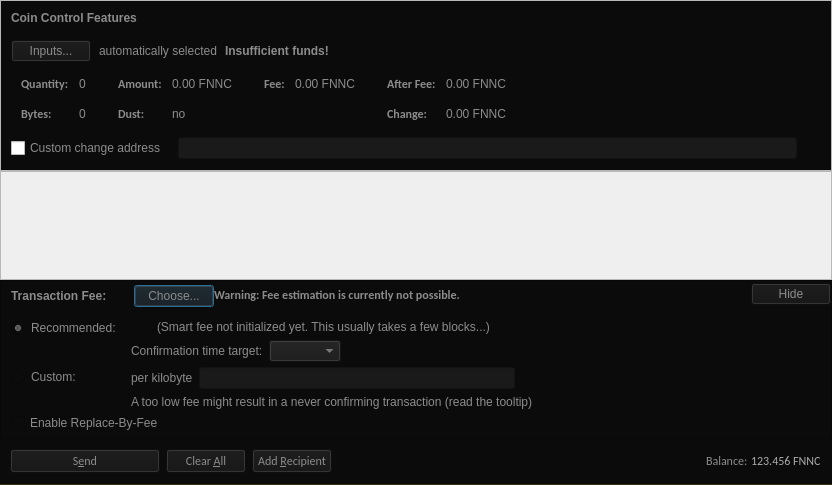
Before: the Qt Designer form fennec/qt/forms/sendcoinsdialog.ui in FennecBlockchain/Fennec, drawn with Qt 5.
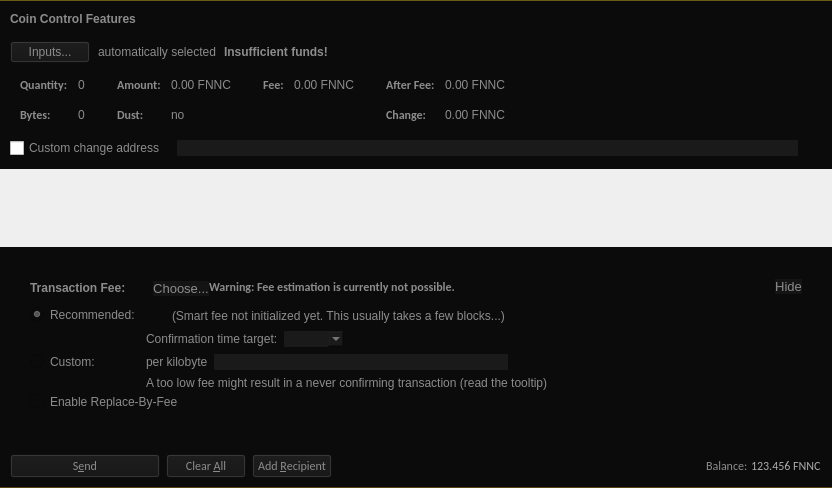
After: the same form once the commit is applied. Icons and pictures are not drawn. Custom widgets are drawn as their Qt base class.

Commit message: send & receive page changes + fix on first launch frame size

What changed in the file:
```diff
--- a/fennec/qt/forms/sendcoinsdialog.ui
+++ b/fennec/qt/forms/sendcoinsdialog.ui
@@ -10,7 +10,7 @@
     <x>0</x>
     <y>0</y>
     <width>832</width>
-    <height>485</height>
+    <height>488</height>
    </rect>
   </property>
   <property name="font">
@@ -22,7 +22,7 @@
    <string>Send Coins</string>
   </property>
   <property name="styleSheet">
-   <string notr="true">QDialog { border-bottom: 1.4px solid #414141; border-top: 1.4px solid #0A0A0A; border-bottom-color: qlineargradient(x1:0, y1:0, x2:0, y2:0.8, stop: 0 rgba(255,212,39,0.5), stop: 1 rgba(10,10,10,1.0)); border-top-color: qlineargradient(x1:0, y1:1, x2:0, y2:0, stop: 0 rgba(255,212,39,0.5), stop: 1 rgba(10,10,10,1.0)); background-color:#0B0B0B;  } 
+   <string notr="true">QDialog { border-bottom: 1.4px solid; border-top: 1.4px solid; border-bottom-color: qlineargradient(x1:0, y1:0, x2:0, y2:0.8, stop: 0 rgba(255,212,39,0.8), stop: 1 rgba(10,10,10,1.0)); border-top-color: qlineargradient(x1:0, y1:1, x2:0, y2:0, stop: 0 rgba(255,212,39,0.8), stop: 1 rgba(10,10,10,1.0)); background-color:#0B0B0B; color: rgb(140, 140, 140);  } 
 </string>
   </property>
   <layout class="QVBoxLayout" name="verticalLayout" stretch="0,1,0,0">
@@ -36,13 +36,13 @@
     <number>0</number>
    </property>
    <property name="topMargin">
-    <number>0</number>
+    <number>2</number>
    </property>
    <property name="rightMargin">
     <number>0</number>
    </property>
    <property name="bottomMargin">
-    <number>2</number>
+    <number>0</number>
    </property>
    <item>
     <widget class="QFrame" name="frameCoinControl">
@@ -59,7 +59,8 @@
       </size>
      </property>
      <property name="styleSheet">
-      <string notr="true"/>
+      <string notr="true">QFrame { border: 0; }
+      </string>
      </property>
      <property name="frameShape">
       <enum>QFrame::StyledPanel</enum>
@@ -632,8 +633,7 @@
              </sizepolicy>
             </property>
             <property name="styleSheet">
-             <string notr="true">color: rgb(170, 170, 170);
-background-color: rgb(26, 26, 26);</string>
+             <string notr="true">color: rgb(170, 170, 170); background-color: rgb(26, 26, 26); border: 0;</string>
             </property>
            </widget>
           </item>
@@ -685,7 +685,7 @@
       <bool>false</bool>
      </property>
      <property name="styleSheet">
-      <string notr="true">background-image: url(:/icons/sendcoin_background);</string>
+      <string notr="true">background-image: url(:/icons/sendcoin_background); border: 0;</string>
      </property>
      <property name="widgetResizable">
       <bool>true</bool>
@@ -695,7 +695,7 @@
        <rect>
         <x>0</x>
         <y>0</y>
-        <width>830</width>
+        <width>832</width>
         <height>68</height>
        </rect>
       </property>
@@ -751,7 +751,8 @@
       </size>
      </property>
      <property name="styleSheet">
-      <string notr="true">background-color:#0B0B0B;</string>
+      <string notr="true">background-color:#0B0B0B;
+border: 0;</string>
      </property>
      <property name="frameShape">
       <enum>QFrame::StyledPanel</enum>
@@ -764,16 +765,16 @@
        <number>0</number>
       </property>
       <property name="leftMargin">
-       <number>0</number>
+       <number>20</number>
       </property>
       <property name="topMargin">
-       <number>0</number>
+       <number>20</number>
       </property>
       <property name="rightMargin">
-       <number>0</number>
+       <number>20</number>
       </property>
       <property name="bottomMargin">
-       <number>0</number>
+       <number>20</number>
       </property>
       <item>
        <layout class="QVBoxLayout" name="verticalLayoutFee2" stretch="0,0,0">
@@ -784,7 +785,13 @@
          <number>10</number>
         </property>
         <property name="topMargin">
-         <number>0</number>
+         <number>10</number>
+        </property>
+        <property name="rightMargin">
+         <number>10</number>
+        </property>
+        <property name="bottomMargin">
+         <number>10</number>
         </property>
         <item>
          <layout class="QHBoxLayout" name="horizontalLayoutFee1">
@@ -851,6 +858,17 @@
               </item>
               <item>
                <widget class="QPushButton" name="buttonChooseFee">
+                <property name="baseSize">
+                 <size>
+                  <width>0</width>
+                  <height>0</height>
+                 </size>
+                </property>
+                <property name="font">
+                 <font>
+                  <pointsize>10</pointsize>
+                 </font>
+                </property>
                 <property name="styleSheet">
                  <string notr="true">color: rgb(140, 140, 140);
 background-color: rgb(20, 20, 20);</string>
@@ -858,6 +876,12 @@
                 <property name="text">
                  <string>Choose...</string>
                 </property>
+                <property name="iconSize">
+                 <size>
+                  <width>16</width>
+                  <height>16</height>
+                 </size>
+                </property>
                </widget>
               </item>
              </layout>
@@ -918,6 +942,11 @@
           </item>
           <item>
            <widget class="QPushButton" name="buttonMinimizeFee">
+            <property name="font">
+             <font>
+              <pointsize>10</pointsize>
+             </font>
+            </property>
             <property name="toolTip">
              <string>collapse fee-settings</string>
             </property>
```
Left out of the diff: 3 changed lines with no effect on the pictures. The commit also changes 5 other files.
